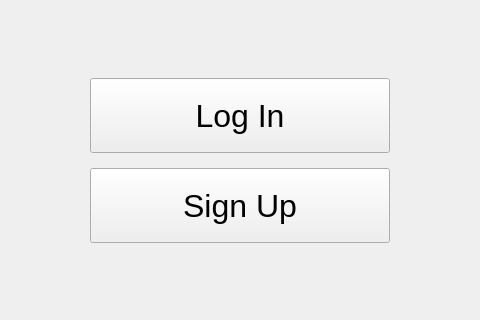
The window that Sem_2/Labs/automated_workstation/ChiefDesk/authorization.ui (Meidori/PSTU_Labs_2023) describes before a commit, drawn with Qt 5; both pictures show x 160 to 640 and y 132 to 452 of the 800 by 600 pixel window.
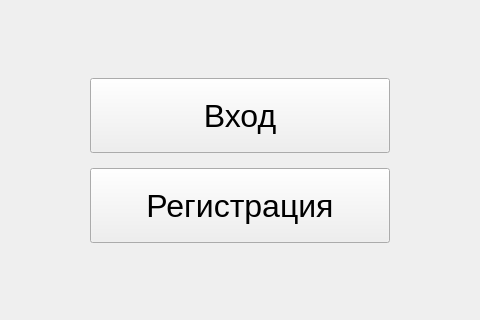
The same window after the commit.

What changed in the file:
```diff
--- a/Sem_2/Labs/automated_workstation/ChiefDesk/authorization.ui
+++ b/Sem_2/Labs/automated_workstation/ChiefDesk/authorization.ui
@@ -29,7 +29,7 @@
      </font>
     </property>
     <property name="text">
-     <string>Log In</string>
+     <string>Вход</string>
     </property>
    </widget>
    <widget class="QPushButton" name="signUpBtn">
@@ -47,7 +47,7 @@
      </font>
     </property>
     <property name="text">
-     <string>Sign Up</string>
+     <string>Регистрация</string>
     </property>
    </widget>
   </widget>
```
